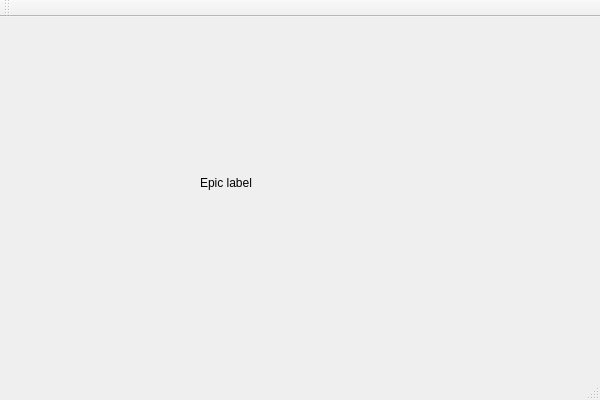
Old version of the form mainwindow.ui in the repository mbobowsk/cpoo.
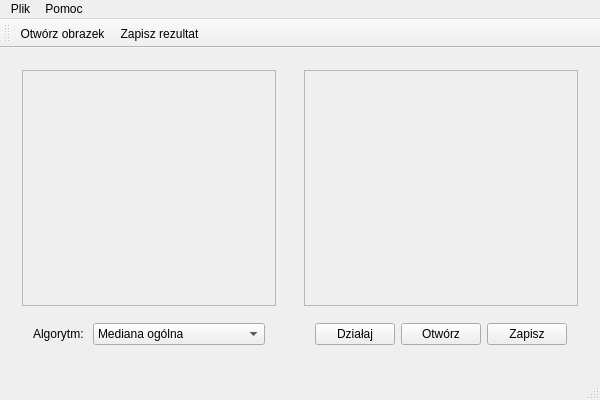
New version of the form. Icons and pictures are not drawn.

The edit to the form file:
```diff
--- a/mainwindow.ui
+++ b/mainwindow.ui
@@ -14,19 +14,156 @@
    <string>MainWindow</string>
   </property>
   <widget class="QWidget" name="centralWidget">
-   <widget class="QLabel" name="label">
-    <property name="geometry">
-     <rect>
-      <x>200</x>
-      <y>100</y>
-      <width>321</width>
-      <height>131</height>
-     </rect>
-    </property>
-    <property name="text">
-     <string>Epic label</string>
-    </property>
-   </widget>
+   <layout class="QHBoxLayout" name="horizontalLayout_5">
+    <item>
+     <widget class="QWidget" name="leftArea" native="true">
+      <layout class="QVBoxLayout" name="verticalLayout">
+       <item>
+        <widget class="QScrollArea" name="originalScrollArea">
+         <property name="widgetResizable">
+          <bool>true</bool>
+         </property>
+         <widget class="QWidget" name="scrollAreaWidgetContents">
+          <property name="geometry">
+           <rect>
+            <x>0</x>
+            <y>0</y>
+            <width>253</width>
+            <height>224</height>
+           </rect>
+          </property>
+          <layout class="QGridLayout" name="gridLayout">
+           <item row="0" column="0">
+            <widget class="QLabel" name="originalImageLabel">
+             <property name="text">
+              <string/>
+             </property>
+            </widget>
+           </item>
+          </layout>
+         </widget>
+        </widget>
+       </item>
+       <item>
+        <widget class="QWidget" name="selectedAlgorithmPanel" native="true">
+         <layout class="QFormLayout" name="formLayout">
+          <item row="0" column="0">
+           <widget class="QLabel" name="algorithmLabel">
+            <property name="text">
+             <string>Algorytm: </string>
+            </property>
+           </widget>
+          </item>
+          <item row="0" column="1">
+           <widget class="QComboBox" name="algorithmsCombo">
+            <property name="sizePolicy">
+             <sizepolicy hsizetype="Preferred" vsizetype="Fixed">
+              <horstretch>0</horstretch>
+              <verstretch>0</verstretch>
+             </sizepolicy>
+            </property>
+            <item>
+             <property name="text">
+              <string>Mediana ogólna</string>
+             </property>
+            </item>
+            <item>
+             <property name="text">
+              <string>Mediana adaptacyjna</string>
+             </property>
+            </item>
+           </widget>
+          </item>
+         </layout>
+        </widget>
+       </item>
+      </layout>
+     </widget>
+    </item>
+    <item>
+     <widget class="QWidget" name="rightArea" native="true">
+      <layout class="QVBoxLayout" name="verticalLayout_2">
+       <item>
+        <widget class="QScrollArea" name="resultScrollArea">
+         <property name="widgetResizable">
+          <bool>true</bool>
+         </property>
+         <widget class="QWidget" name="scrollAreaWidgetContents_2">
+          <property name="geometry">
+           <rect>
+            <x>0</x>
+            <y>0</y>
+            <width>283</width>
+            <height>224</height>
+           </rect>
+          </property>
+          <layout class="QGridLayout" name="gridLayout_2">
+           <item row="0" column="0">
+            <widget class="QLabel" name="resultImageLabel">
+             <property name="sizePolicy">
+              <sizepolicy hsizetype="Preferred" vsizetype="Preferred">
+               <horstretch>0</horstretch>
+               <verstretch>1</verstretch>
+              </sizepolicy>
+             </property>
+             <property name="text">
+              <string/>
+             </property>
+            </widget>
+           </item>
+          </layout>
+         </widget>
+        </widget>
+       </item>
+       <item>
+        <widget class="QWidget" name="buttonsPanel" native="true">
+         <layout class="QHBoxLayout" name="horizontalLayout_3">
+          <item>
+           <widget class="QPushButton" name="runAlgorithmButton">
+            <property name="sizePolicy">
+             <sizepolicy hsizetype="Fixed" vsizetype="Fixed">
+              <horstretch>0</horstretch>
+              <verstretch>0</verstretch>
+             </sizepolicy>
+            </property>
+            <property name="text">
+             <string>Działaj</string>
+            </property>
+           </widget>
+          </item>
+          <item>
+           <widget class="QPushButton" name="openImage">
+            <property name="sizePolicy">
+             <sizepolicy hsizetype="Fixed" vsizetype="Fixed">
+              <horstretch>0</horstretch>
+              <verstretch>0</verstretch>
+             </sizepolicy>
+            </property>
+            <property name="text">
+             <string>Otwórz</string>
+            </property>
+           </widget>
+          </item>
+          <item>
+           <widget class="QPushButton" name="saveButton">
+            <property name="sizePolicy">
+             <sizepolicy hsizetype="Fixed" vsizetype="Fixed">
+              <horstretch>0</horstretch>
+              <verstretch>0</verstretch>
+             </sizepolicy>
+            </property>
+            <property name="text">
+             <string>Zapisz</string>
+            </property>
+           </widget>
+          </item>
+         </layout>
+        </widget>
+       </item>
+      </layout>
+     </widget>
+    </item>
+   </layout>
   </widget>
   <widget class="QMenuBar" name="menuBar">
    <property name="geometry">
@@ -37,6 +174,25 @@
      <height>25</height>
     </rect>
    </property>
+   <widget class="QMenu" name="menuPlik">
+    <property name="title">
+     <string>Plik</string>
+    </property>
+    <addaction name="actionOpenImage"/>
+    <addaction name="actionSaveResult"/>
+    <addaction name="separator"/>
+    <addaction name="actionRunAlgorithm"/>
+    <addaction name="separator"/>
+    <addaction name="actionExit"/>
+   </widget>
+   <widget class="QMenu" name="menuPomoc">
+    <property name="title">
+     <string>Pomoc</string>
+    </property>
+    <addaction name="actionShowHelp"/>
+   </widget>
+   <addaction name="menuPlik"/>
+   <addaction name="menuPomoc"/>
   </widget>
   <widget class="QToolBar" name="mainToolBar">
    <attribute name="toolBarArea">
@@ -45,8 +201,66 @@
    <attribute name="toolBarBreak">
     <bool>false</bool>
    </attribute>
+   <addaction name="actionOpenImage"/>
+   <addaction name="actionSaveResult"/>
   </widget>
   <widget class="QStatusBar" name="statusBar"/>
+  <action name="actionOpenImage">
+   <property name="icon">
+    <iconset resource="icons.qrc">
+     <normaloff>:/icons/open_folder.png</normaloff>:/icons/open_folder.png</iconset>
+   </property>
+   <property name="text">
+    <string>Otwórz obrazek</string>
+   </property>
+   <property name="shortcut">
+    <string>Ctrl+O</string>
+   </property>
+  </action>
+  <action name="actionSaveResult">
+   <property name="icon">
+    <iconset resource="icons.qrc">
+     <normaloff>:/icons/save_as.png</normaloff>:/icons/save_as.png</iconset>
+   </property>
+   <property name="text">
+    <string>Zapisz rezultat</string>
+   </property>
+   <property name="shortcut">
+    <string>Ctrl+S</string>
+   </property>
+  </action>
+  <action name="actionShowHelp">
+   <property name="icon">
+    <iconset resource="icons.qrc">
+     <normaloff>:/icons/question.png</normaloff>:/icons/question.png</iconset>
+   </property>
+   <property name="text">
+    <string>O Programie</string>
+   </property>
+   <property name="shortcut">
+    <string>Ctrl+H</string>
+   </property>
+  </action>
+  <action name="actionRunAlgorithm">
+   <property name="icon">
+    <iconset resource="icons.qrc">
+     <normaloff>:/icons/run.png</normaloff>:/icons/run.png</iconset>
+   </property>
+   <property name="text">
+    <string>Uruchom algorytm</string>
+   </property>
+   <property name="shortcut">
+    <string>Ctrl+R</string>
+   </property>
+  </action>
+  <action name="actionExit">
+   <property name="text">
+    <string>Zakończ</string>
+   </property>
+   <property name="shortcut">
+    <string>Ctrl+Q</string>
+   </property>
+  </action>
  </widget>
  <layoutdefault spacing="6" margin="11"/>
  <resources/>
```
Left out of the diff: 75 changed lines with no effect on the pictures.
